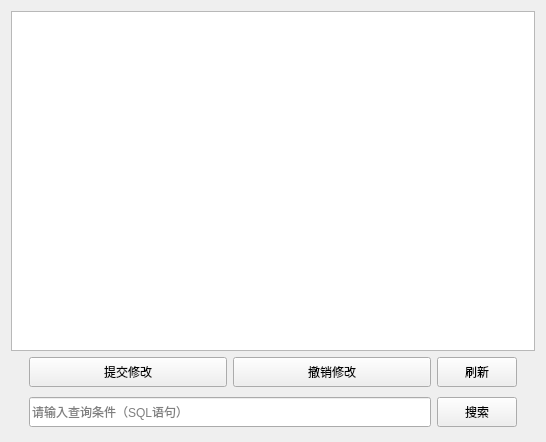
Qt form Manager/orderpage.ui (Eva-483650/ShoppingMall) before a commit.
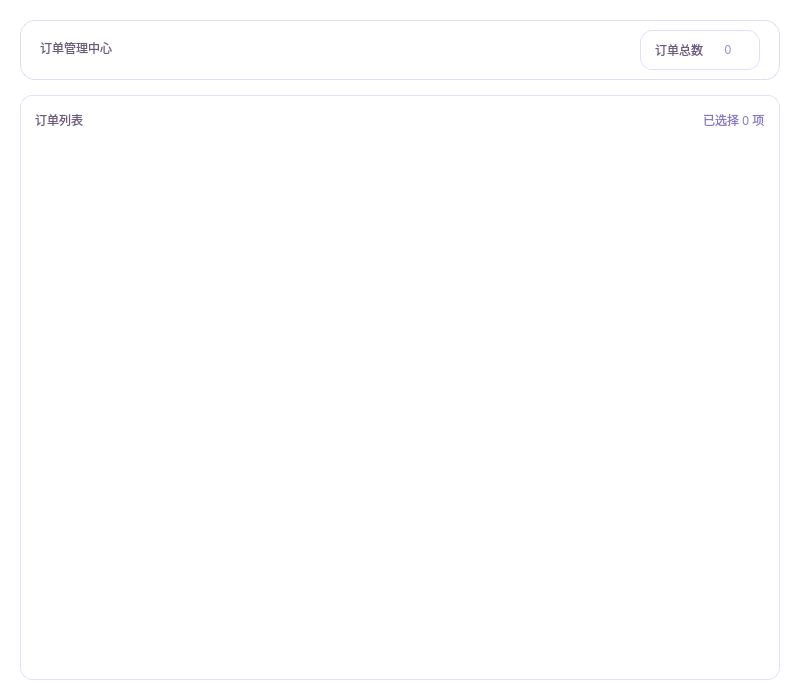
The same form after that commit.

```diff
--- a/Manager/orderpage.ui
+++ b/Manager/orderpage.ui
@@ -6,129 +6,420 @@
    <rect>
     <x>0</x>
     <y>0</y>
-    <width>546</width>
-    <height>442</height>
+    <width>800</width>
+    <height>700</height>
    </rect>
   </property>
   <property name="windowTitle">
    <string>Form</string>
   </property>
-  <layout class="QVBoxLayout" name="verticalLayout_2">
+  <property name="styleSheet">
+   <string notr="true">
+/* 主容器样式 */
+QWidget#OrderPage {
+    background: transparent;
+    font-family: &quot;微软雅黑&quot;;
+}
+
+/* 标题区域 */
+QWidget#headerWidget {
+    background: qlineargradient(spread:pad,x1:0,y1:0,x2:1,y2:0,
+                stop:0 rgba(161, 140, 209, 0.1),
+                stop:1 rgba(184, 164, 230, 0.1));
+    border-radius: 15px;
+    border: 1px solid rgba(161, 140, 209, 0.3);
+}
+
+QLabel#titleLabel {
+    color: #6c5b7b;
+    font: 700 16pt &quot;微软雅黑&quot;;
+    background: transparent;
+    border: none;
+}
+
+QLabel#subtitleLabel {
+    color: #8b78c4;
+    font: 11pt &quot;微软雅黑&quot;;
+    background: transparent;
+    border: none;
+}
+
+/* 统计卡片 */
+QWidget#statsWidget {
+    background: rgba(255, 255, 255, 0.8);
+    border-radius: 12px;
+    border: 1px solid rgba(214, 201, 247, 0.6);
+}
+
+QLabel#statsLabel {
+    color: #6c5b7b;
+    font: 600 10pt &quot;微软雅黑&quot;;
+    background: transparent;
+}
+
+QLabel#countLabel {
+    color: #a18cd1;
+    font: 700 14pt &quot;微软雅黑&quot;;
+    background: transparent;
+}
+
+/* 操作区域 */
+QWidget#actionWidget {
+    background: rgba(255, 255, 255, 0.9);
+    border-radius: 12px;
+    border: 1px solid rgba(214, 201, 247, 0.6);
+}
+
+/* 搜索区域 */
+QWidget#searchWidget {
+    background: rgba(255, 255, 255, 0.9);
+    border-radius: 12px;
+    border: 1px solid rgba(214, 201, 247, 0.6);
+}
+
+QLineEdit#searchInput {
+    background: rgba(255, 255, 255, 0.8);
+    border: 2px solid rgba(214, 201, 247, 0.5);
+    border-radius: 10px;
+    padding: 12px 15px;
+    font: 11pt &quot;微软雅黑&quot;;
+    color: #5a4c74;
+}
+
+QLineEdit#searchInput:focus {
+    border: 2px solid #a18cd1;
+    background: white;
+}
+
+QLineEdit#searchInput:hover {
+    border: 2px solid rgba(161, 140, 209, 0.7);
+}
+
+/* 主要按钮样式 - 紫色主题 */
+QPushButton#btn_submit, QPushButton#btn_search {
+    background: qlineargradient(spread:pad,x1:0,y1:0,x2:1,y2:0,
+                stop:0 #b8a4e6, stop:1 #a18cd1);
+    color: white;
+    border: none;
+    border-radius: 10px;
+    padding: 12px 20px;
+    font: 600 11pt &quot;微软雅黑&quot;;
+    min-width: 100px;
+}
+
+QPushButton#btn_submit:hover, QPushButton#btn_search:hover {
+    background: qlineargradient(spread:pad,x1:0,y1:0,x2:1,y2:0,
+                stop:0 #a18cd1, stop:1 #9179c4);
+}
+
+QPushButton#btn_submit:pressed, QPushButton#btn_search:pressed {
+    background: qlineargradient(spread:pad,x1:0,y1:0,x2:1,y2:0,
+                stop:0 #9179c4, stop:1 #8066b7);
+}
+
+/* 次要按钮样式 - 浅紫色 */
+QPushButton#btn_back, QPushButton#btn_refresh {
+    background: rgba(184, 164, 230, 0.3);
+    border: 2px solid rgba(161, 140, 209, 0.5);
+    border-radius: 10px;
+    padding: 10px 15px;
+    font: 600 11pt &quot;微软雅黑&quot;;
+    color: #7a6599;
+}
+
+QPushButton#btn_back:hover, QPushButton#btn_refresh:hover {
+    background: rgba(184, 164, 230, 0.5);
+    border: 2px solid #a18cd1;
+}
+
+QPushButton#btn_back:pressed, QPushButton#btn_refresh:pressed {
+    background: rgba(184, 164, 230, 0.7);
+}
+
+/* 表格样式 */
+QWidget#tableWidget {
+    background: rgba(255, 255, 255, 0.9);
+    border-radius: 12px;
+    border: 1px solid rgba(214, 201, 247, 0.6);
+}
+
+QTableView {
+    background: transparent;
+    border: none;
+    border-radius: 8px;
+    gridline-color: rgba(214, 201, 247, 0.4);
+    font: 10pt &quot;微软雅黑&quot;;
+    color: #5a4c74;
+    selection-background-color: rgba(161, 140, 209, 0.2);
+}
+
+QTableView::item {
+    padding: 8px;
+    border-bottom: 1px solid rgba(214, 201, 247, 0.3);
+}
+
+QTableView::item:selected {
+    background: rgba(161, 140, 209, 0.2);
+    color: #5a4c74;
+}
+
+QTableView::item:hover {
+    background: rgba(214, 201, 247, 0.2);
+}
+
+QHeaderView::section {
+    background: qlineargradient(spread:pad,x1:0,y1:0,x2:0,y2:1,
+                stop:0 rgba(184, 164, 230, 0.8),
+                stop:1 rgba(161, 140, 209, 0.8));
+    color: white;
+    padding: 10px 8px;
+    border: none;
+    border-right: 1px solid rgba(255, 255, 255, 0.3);
+    font: 600 10pt &quot;微软雅黑&quot;;
+}
+
+QHeaderView::section:first {
+    border-top-left-radius: 8px;
+}
+
+QHeaderView::section:last {
+    border-top-right-radius: 8px;
+    border-right: none;
+}
+
+/* 滚动条样式 */
+QScrollBar:vertical {
+    background: rgba(214, 201, 247, 0.3);
+    width: 8px;
+    border-radius: 4px;
+}
+
+QScrollBar::handle:vertical {
+    background: rgba(161, 140, 209, 0.6);
+    border-radius: 4px;
+    min-height: 20px;
+}
+
+QScrollBar::handle:vertical:hover {
+    background: #a18cd1;
+}
+
+QScrollBar::add-line:vertical, QScrollBar::sub-line:vertical {
+    border: none;
+    background: none;
+}
+
+QScrollBar:horizontal {
+    background: rgba(214, 201, 247, 0.3);
+    height: 8px;
+    border-radius: 4px;
+}
+
+QScrollBar::handle:horizontal {
+    background: rgba(161, 140, 209, 0.6);
+    border-radius: 4px;
+    min-width: 20px;
+}
+
+QScrollBar::handle:horizontal:hover {
+    background: #a18cd1;
+}
+
+QScrollBar::add-line:horizontal, QScrollBar::sub-line:horizontal {
+    border: none;
+    background: none;
+}
+   </string>
+  </property>
+  <layout class="QVBoxLayout" name="mainLayout">
+   <property name="spacing">
+    <number>15</number>
+   </property>
+   <property name="leftMargin">
+    <number>20</number>
+   </property>
+   <property name="topMargin">
+    <number>20</number>
+   </property>
+   <property name="rightMargin">
+    <number>20</number>
+   </property>
+   <property name="bottomMargin">
+    <number>20</number>
+   </property>
    <item>
-    <widget class="QTableView" name="tableView">
-     <property name="sortingEnabled">
-      <bool>true</bool>
+    <widget class="QWidget" name="headerWidget" native="true">
+     <property name="minimumSize">
+      <size>
+       <width>0</width>
+       <height>60</height>
+      </size>
      </property>
+     <property name="maximumSize">
+      <size>
+       <width>16777215</width>
+       <height>60</height>
+      </size>
+     </property>
+     <layout class="QHBoxLayout" name="headerLayout">
+      <property name="leftMargin">
+       <number>20</number>
+      </property>
+      <property name="topMargin">
+       <number>10</number>
+      </property>
+      <property name="rightMargin">
+       <number>20</number>
+      </property>
+      <property name="bottomMargin">
+       <number>15</number>
+      </property>
+      <item>
+       <layout class="QVBoxLayout" name="titleLayout">
+        <property name="spacing">
+         <number>3</number>
+        </property>
+        <item>
+         <widget class="QLabel" name="titleLabel">
+          <property name="text">
+           <string>订单管理中心</string>
+          </property>
+          <property name="alignment">
+           <set>Qt::AlignmentFlag::AlignLeading|Qt::AlignmentFlag::AlignLeft|Qt::AlignmentFlag::AlignVCenter</set>
+          </property>
+         </widget>
+        </item>
+       </layout>
+      </item>
+      <item>
+       <spacer name="headerSpacer">
+        <property name="orientation">
+         <enum>Qt::Orientation::Horizontal</enum>
+        </property>
+        <property name="sizeHint" stdset="0">
+         <size>
+          <width>40</width>
+          <height>20</height>
+         </size>
+        </property>
+       </spacer>
+      </item>
+      <item>
+       <widget class="QWidget" name="statsWidget" native="true">
+        <property name="minimumSize">
+         <size>
+          <width>120</width>
+          <height>40</height>
+         </size>
+        </property>
+        <layout class="QHBoxLayout" name="statsLayout">
+         <property name="spacing">
+          <number>8</number>
+         </property>
+         <property name="leftMargin">
+          <number>15</number>
+         </property>
+         <property name="topMargin">
+          <number>8</number>
+         </property>
+         <property name="rightMargin">
+          <number>15</number>
+         </property>
+         <property name="bottomMargin">
+          <number>8</number>
+         </property>
+         <item>
+          <widget class="QLabel" name="statsLabel">
+           <property name="text">
+            <string>订单总数</string>
+           </property>
+           <property name="alignment">
+            <set>Qt::AlignmentFlag::AlignCenter</set>
+           </property>
+          </widget>
+         </item>
+         <item>
+          <widget class="QLabel" name="countLabel">
+           <property name="text">
+            <string>0</string>
+           </property>
+           <property name="alignment">
+            <set>Qt::AlignmentFlag::AlignCenter</set>
+           </property>
+          </widget>
+         </item>
+        </layout>
+       </widget>
+      </item>
+     </layout>
     </widget>
    </item>
    <item>
-    <widget class="QWidget" name="widget_2" native="true">
-     <layout class="QVBoxLayout" name="verticalLayout">
+    <widget class="QWidget" name="tableWidget" native="true">
+     <layout class="QVBoxLayout" name="tableLayout">
+      <property name="spacing">
+       <number>10</number>
+      </property>
+      <property name="leftMargin">
+       <number>15</number>
+      </property>
       <property name="topMargin">
-       <number>0</number>
+       <number>15</number>
+      </property>
+      <property name="rightMargin">
+       <number>15</number>
       </property>
       <property name="bottomMargin">
-       <number>0</number>
+       <number>15</number>
       </property>
       <item>
-       <widget class="QWidget" name="widget" native="true">
-        <layout class="QHBoxLayout" name="horizontalLayout">
-         <property name="topMargin">
-          <number>0</number>
-         </property>
-         <property name="bottomMargin">
-          <number>0</number>
-         </property>
-         <item>
-          <widget class="QPushButton" name="btn_submit">
-           <property name="minimumSize">
-            <size>
-             <width>0</width>
-             <height>30</height>
-            </size>
-           </property>
-           <property name="text">
-            <string>提交修改</string>
-           </property>
-          </widget>
-         </item>
-         <item>
-          <widget class="QPushButton" name="btn_back">
-           <property name="minimumSize">
-            <size>
-             <width>0</width>
-             <height>30</height>
-            </size>
-           </property>
-           <property name="text">
-            <string>撤销修改</string>
-           </property>
-          </widget>
-         </item>
-         <item>
-          <widget class="QPushButton" name="btn_refresh">
-           <property name="sizePolicy">
-            <sizepolicy hsizetype="Fixed" vsizetype="Fixed">
-             <horstretch>0</horstretch>
-             <verstretch>0</verstretch>
-            </sizepolicy>
-           </property>
-           <property name="minimumSize">
-            <size>
-             <width>0</width>
-             <height>30</height>
-            </size>
-           </property>
-           <property name="maximumSize">
-            <size>
-             <width>80</width>
-             <height>16777215</height>
-            </size>
-           </property>
-           <property name="text">
-            <string>刷新</string>
-           </property>
-          </widget>
-         </item>
-        </layout>
-       </widget>
+       <layout class="QHBoxLayout" name="tableHeaderLayout">
+        <item>
+         <widget class="QLabel" name="tableHeaderLabel">
+          <property name="styleSheet">
+           <string notr="true">color: #6c5b7b; font: 600 12pt &quot;微软雅黑&quot;; background: transparent;</string>
+          </property>
+          <property name="text">
+           <string>订单列表</string>
+          </property>
+         </widget>
+        </item>
+        <item>
+         <spacer name="tableHeaderSpacer">
+          <property name="orientation">
+           <enum>Qt::Orientation::Horizontal</enum>
+          </property>
+          <property name="sizeHint" stdset="0">
+           <size>
+            <width>40</width>
+            <height>20</height>
+           </size>
+          </property>
+         </spacer>
+        </item>
+        <item>
+         <widget class="QLabel" name="selectionLabel">
+          <property name="styleSheet">
+           <string notr="true">color: #8b78c4; font: 10pt &quot;微软雅黑&quot;; background: transparent;</string>
+          </property>
+          <property name="text">
+           <string>已选择 0 项</string>
+          </property>
+         </widget>
+        </item>
+       </layout>
       </item>
       <item>
-       <widget class="QWidget" name="widget_3" native="true">
-        <layout class="QHBoxLayout" name="horizontalLayout_2">
-         <property name="topMargin">
-          <number>4</number>
-         </property>
-         <property name="bottomMargin">
-          <number>4</number>
-         </property>
-         <item>
-          <widget class="QLineEdit" name="lineEdit">
-           <property name="minimumSize">
-            <size>
-             <width>0</width>
-             <height>30</height>
-            </size>
-           </property>
-           <property name="placeholderText">
-            <string>请输入查询条件（SQL语句）</string>
-           </property>
-          </widget>
-         </item>
-         <item>
-          <widget class="QPushButton" name="btn_search">
-           <property name="minimumSize">
-            <size>
-             <width>0</width>
-             <height>30</height>
-            </size>
-           </property>
-           <property name="text">
-            <string>搜索</string>
-           </property>
-          </widget>
-         </item>
-        </layout>
+       <widget class="QTableView" name="tableView">
+        <property name="alternatingRowColors">
+         <bool>true</bool>
+        </property>
+        <property name="selectionBehavior">
+         <enum>QAbstractItemView::SelectionBehavior::SelectRows</enum>
+        </property>
+        <property name="sortingEnabled">
+         <bool>true</bool>
+        </property>
        </widget>
       </item>
      </layout>
```
Left out of the diff: 2 changed lines with no effect on the pictures.
